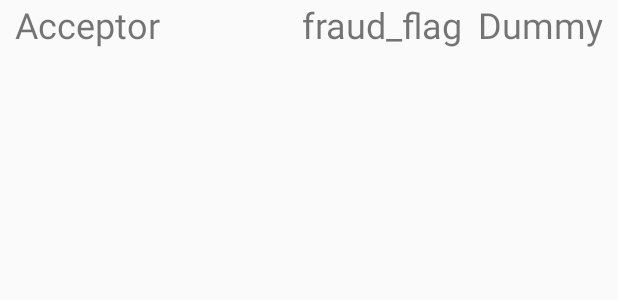
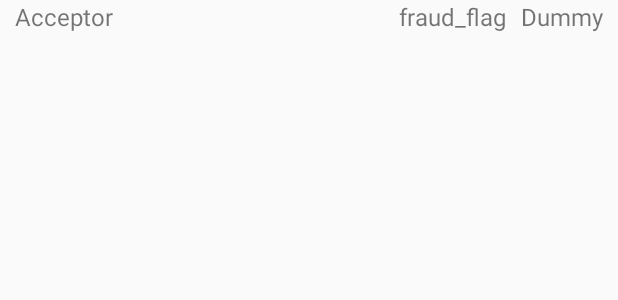
Before and after one commit to AustinRoberts97/Anomaly_detection_android, an Android app: the layout catalog_item.xml on its own in the app's theme, with its tools: preview values and no code run, on a phone screen of 412 x 824 dp. Shown: the top 300 px of the screen. Run offline under Robolectric (Android 15) with nearby library versions, the phone set to English and light mode, and no system bars.

Commit message:
changed the views for presentation

```diff
--- a/app/src/main/java/edu/msu/rober976/anomaly_detection_android/Cloud.java
+++ b/app/src/main/java/edu/msu/rober976/anomaly_detection_android/Cloud.java
@@ -184,15 +184,12 @@ public class Cloud {
 
             TextView tv = (TextView)view.findViewById(R.id.acceptor);
             tv.setText(items.get(i).acceptor);
-            tv.setHeight(250);
             Log.e(TAG, items.get(i).acceptor );
             TextView tv2 = (TextView)view.findViewById(R.id.amount);
             tv2.setText(items.get(i).amount);
-            tv2.setHeight(250);
             Log.e(TAG, items.get(i).amount);
             TextView tv3 = (TextView)view.findViewById(R.id.fraud_flag);
             tv3.setText("");
-            tv3.setHeight(250);
             RelativeLayout RL = (RelativeLayout) tv.getParent();
             RL.setOnClickListener(new View.OnClickListener(){
                 @Override
--- a/app/src/main/res/layout/activity_individual.xml
+++ b/app/src/main/res/layout/activity_individual.xml
@@ -29,11 +29,12 @@
     <TextView
         android:id="@+id/store"
         android:layout_width="match_parent"
-        android:layout_height="36dp"
+        android:layout_height="50dp"
         android:text="TextView"
         android:textAlignment="center"
         app:layout_anchor="@+id/include"
-        app:layout_anchorGravity="left|center" />
+        app:layout_anchorGravity="left|center"
+        android:textSize="36dp"/>
 
 
 </android.support.design.widget.CoordinatorLayout>
--- a/app/src/main/res/layout/catalog_item.xml
+++ b/app/src/main/res/layout/catalog_item.xml
@@ -11,8 +11,9 @@
         android:layout_alignParentStart="true"
         android:layout_marginStart="10dp"
         android:layout_marginLeft="10dp"
+        android:height="40dp"
         android:text="Acceptor"
-        android:textSize="24sp" />
+        android:textSize="16dp" />
 
     <TextView
         android:id="@+id/fraud_flag"
@@ -20,8 +21,9 @@
         android:layout_height="wrap_content"
         android:layout_toLeftOf="@id/amount"
         android:layout_marginRight="10dp"
+        android:height="40dp"
         android:text="fraud_flag"
-        android:textSize="24sp" />
+        android:textSize="16dp" />
 
     <TextView
         android:id="@+id/amount"
@@ -29,6 +31,7 @@
         android:layout_height="wrap_content"
         android:layout_alignParentEnd="true"
         android:layout_marginEnd="10dp"
+        android:height="40dp"
         android:text="Dummy"
-        android:textSize="24sp" />
+        android:textSize="16dp" />
 </RelativeLayout>
```
